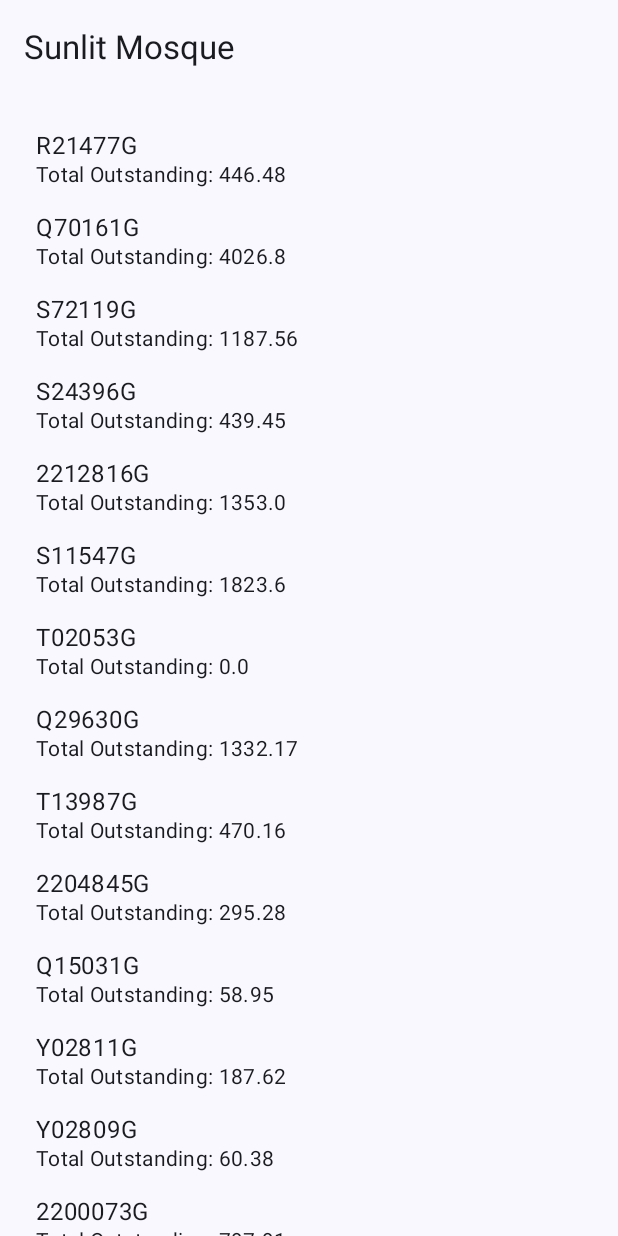
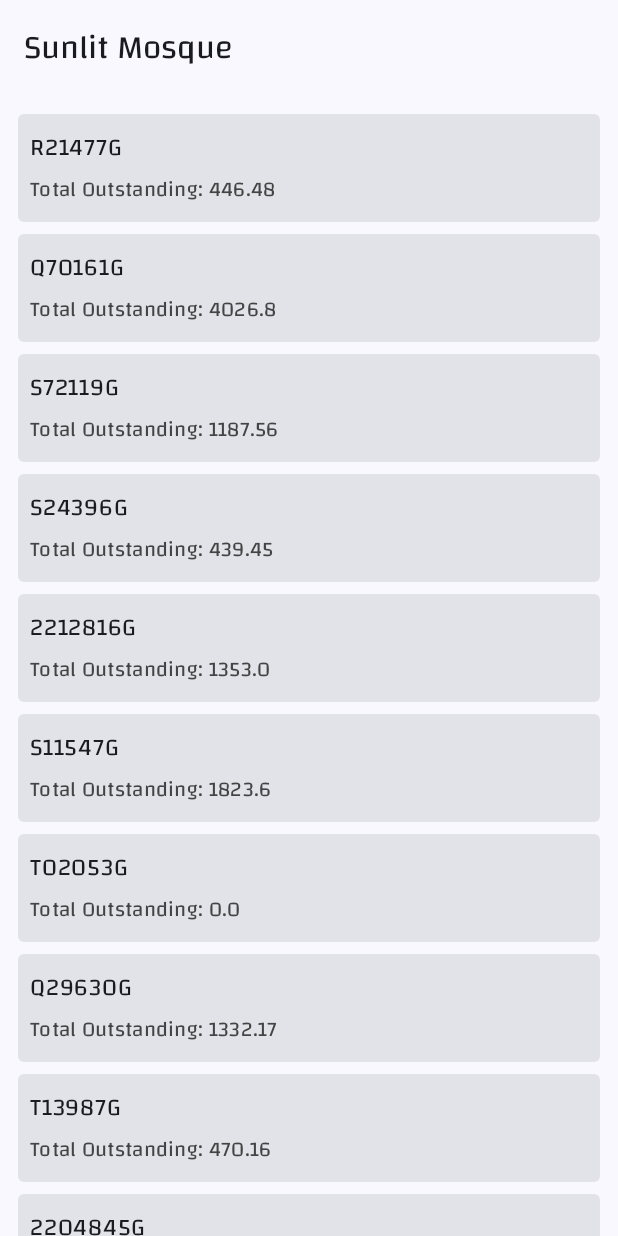
Before and after one commit to LouayNasr/sunlit-mosque, an Android app built with Jetpack Compose: the screen it shows after launch (MainActivity), on a phone screen of 412 x 824 dp. Run offline under Robolectric (Android 15) with nearby library versions, the phone set to English and light mode, and no system bars.

Commit message:
improve MosqueListScreen design

```diff
--- a/app/src/main/java/com/example/sunlitmosques/screens/MosqueListScreen.kt
+++ b/app/src/main/java/com/example/sunlitmosques/screens/MosqueListScreen.kt
@@ -1,13 +1,17 @@
+import android.content.res.Configuration
 import androidx.compose.foundation.clickable
+import androidx.compose.foundation.isSystemInDarkTheme
 import androidx.compose.foundation.layout.Column
 import androidx.compose.foundation.layout.PaddingValues
 import androidx.compose.foundation.layout.Row
 import androidx.compose.foundation.layout.fillMaxSize
-import androidx.compose.foundation.layout.fillMaxWidth
 import androidx.compose.foundation.layout.padding
 import androidx.compose.foundation.layout.wrapContentSize
 import androidx.compose.foundation.lazy.LazyColumn
 import androidx.compose.foundation.lazy.items
+import androidx.compose.foundation.shape.RoundedCornerShape
+import androidx.compose.material3.Card
+import androidx.compose.material3.CardDefaults
 import androidx.compose.material3.ExperimentalMaterial3Api
 import androidx.compose.material3.MaterialTheme
 import androidx.compose.material3.Scaffold
@@ -18,11 +22,14 @@ import androidx.compose.runtime.collectAsState
 import androidx.compose.runtime.getValue
 import androidx.compose.ui.Alignment
 import androidx.compose.ui.Modifier
+import androidx.compose.ui.graphics.Color
+import androidx.compose.ui.tooling.preview.Preview
 import androidx.compose.ui.unit.dp
 import androidx.lifecycle.viewmodel.compose.viewModel
 import androidx.navigation.NavController
 import com.example.sunlitmosques.Screen
 import com.example.sunlitmosques.models.Mosque
+import com.example.sunlitmosques.ui.theme.ChangaFontFamily
 import com.example.sunlitmosques.viewmodels.MosqueViewModel
 
 @OptIn(ExperimentalMaterial3Api::class)
@@ -33,7 +40,12 @@ fun MosqueListScreen(navController: NavController, mosqueViewModel: MosqueViewMo
     Scaffold(
         topBar = {
             TopAppBar(
-                title = { Text("Sunlit Mosque") },
+                title = {
+                    Text(
+                        "Sunlit Mosque",
+                        fontFamily = ChangaFontFamily
+                    )
+                },
             )
         },
         content = { paddingValues ->
@@ -42,7 +54,7 @@ fun MosqueListScreen(navController: NavController, mosqueViewModel: MosqueViewMo
                     modifier = Modifier
                         .fillMaxSize()
                         .padding(paddingValues),
-                    contentPadding = PaddingValues(16.dp)
+                    contentPadding = PaddingValues(8.dp)
                 ) {
                     items(mosqueList) { mosque ->
                         MosqueRow(mosque) {
@@ -65,18 +77,57 @@ fun MosqueListScreen(navController: NavController, mosqueViewModel: MosqueViewMo
 
 @Composable
 fun MosqueRow(mosque: Mosque, onClick: () -> Unit) {
-    Row(
+    Card(
         modifier = Modifier
-            .fillMaxWidth()
             .clickable(onClick = onClick)
-            .padding(8.dp)
+            .padding(4.dp),
+        shape = RoundedCornerShape(4.dp),
+        colors = CardDefaults.cardColors()
     ) {
-        Column(modifier = Modifier.weight(1f)) {
-            Text(text = mosque.accountNumber, style = MaterialTheme.typography.bodyLarge)
-            Text(
-                text = "Total Outstanding: ${mosque.totalOutstanding}",
-                style = MaterialTheme.typography.bodyMedium
-            )
+        Row(
+            modifier = Modifier
+                .padding(8.dp)
+        ) {
+            Column(modifier = Modifier.weight(1f)) {
+                Text(
+                    text = mosque.accountNumber,
+                    fontFamily = ChangaFontFamily,
+                    style = MaterialTheme.typography.bodyLarge
+                )
+                Text(
+                    text = "Total Outstanding: ${mosque.totalOutstanding}",
+                    fontFamily = ChangaFontFamily,
+                    style = MaterialTheme.typography.bodyMedium,
+                    color = if (isSystemInDarkTheme()) Color.Green else Color.DarkGray
+                )
+            }
         }
     }
+
 }
+
+
+val sampleMosque = Mosque(
+    accountNumber = "R21477G",
+    minName = "MINISTRY OF AWQAF (MOSQUE)(ELEC)",
+    totalOutstanding = 446.48,
+    monthlyConsumption = mapOf(
+        "22-Nov" to 446.477,
+        "22-Oct" to 0.0,
+        "22-Sep" to 0.0,
+        "22-Aug" to 0.0,
+        "22-Jul" to 0.0,
+        "22-Jun" to 0.0,
+        "22-May" to 0.0,
+        "22-Apr" to 0.0,
+        "22-Mar" to 0.0,
+        "22-Feb" to 0.0,
+        "22-Jan" to 0.0
+    )
+)
+
+@Preview(name = "Dark Mode", uiMode = Configuration.UI_MODE_NIGHT_YES, showBackground = true)
+@Composable
+fun PreviewMosqueItem() {
+    MosqueRow(mosque = sampleMosque, onClick = {})
+}
```
